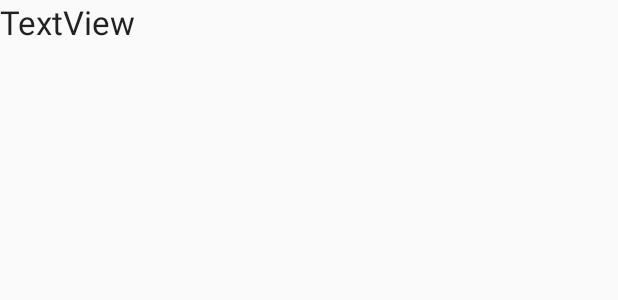
After one commit to BullShark/AndroidTutorial, an Android app: the layout overflow.xml on its own in the app's theme, with its tools: preview values and no code run, on a phone screen of 412 x 824 dp. The commit adds this screen. Shown: the top 300 px of the screen. Run offline under Robolectric (Android 15) with nearby library versions, the light colour scheme and no system bars.

Commit message:
Completed Video Tutorial 33

```diff
--- a/app/src/main/java/ch/expectusafterlun/androidtutorial/Menu.java
+++ b/app/src/main/java/ch/expectusafterlun/androidtutorial/Menu.java
@@ -24,7 +24,7 @@ public class Menu extends ListActivity implements android.view.Menu {
 			"SQLiteExample", "Accelerate", "HttpExample", "WeatherXmlParsing",
 			"GLExample", "GLCubeEx", "Voice", "TextVoice", "StatusBar", "SeekBarVolume",
 			"ActivityState", "SignIn", "Allison", "GridLayoutExample", "SmartButton",
-			"Swiper", "MemeCreator", "WebpageDetailHostActivity"
+			"Swiper", "MemeCreator", "WebpageDetailHostActivity", "Overflow"
 	};
 
 	@Override
--- /dev/null
+++ b/app/src/main/res/layout/overflow.xml
@@ -0,0 +1,18 @@
+<?xml version="1.0" encoding="utf-8"?>
+<androidx.constraintlayout.widget.ConstraintLayout xmlns:android="http://schemas.android.com/apk/res/android"
+    xmlns:app="http://schemas.android.com/apk/res-auto"
+    xmlns:tools="http://schemas.android.com/tools"
+    android:layout_width="match_parent"
+    android:layout_height="match_parent"
+    android:id="@+id/main_view"
+    tools:context=".Overflow">
+
+    <TextView
+        android:id="@+id/textView2"
+        android:layout_width="wrap_content"
+        android:layout_height="wrap_content"
+        android:text="TextView"
+        android:textAppearance="@style/TextAppearance.AppCompat.Large"
+        app:layout_constraintStart_toStartOf="parent"
+        app:layout_constraintTop_toTopOf="parent" />
+</androidx.constraintlayout.widget.ConstraintLayout>
--- a/app/src/main/res/values/strings.xml
+++ b/app/src/main/res/values/strings.xml
@@ -41,5 +41,8 @@
     <string name="title_activity_webpage_detail_host">WebpageDetailHostActivity</string>
     <string name="title_webpage_list">Webpages</string>
     <string name="title_webpage_detail">Webpage Detail</string>
+    <string name="red_string">Red</string>
+    <string name="green_string">Green</string>
+    <string name="yellow_string">Yellow</string>
 
 </resources>
```
Also changed, not shown: app/src/main/AndroidManifest.xml (+7 -2 lines), app/src/main/java/ch/expectusafterlun/androidtutorial/Overflow.java (added, +62 -0 lines), app/src/main/res/menu/menu_overflow.xml (added, +26 -0 lines), 171 other files.
